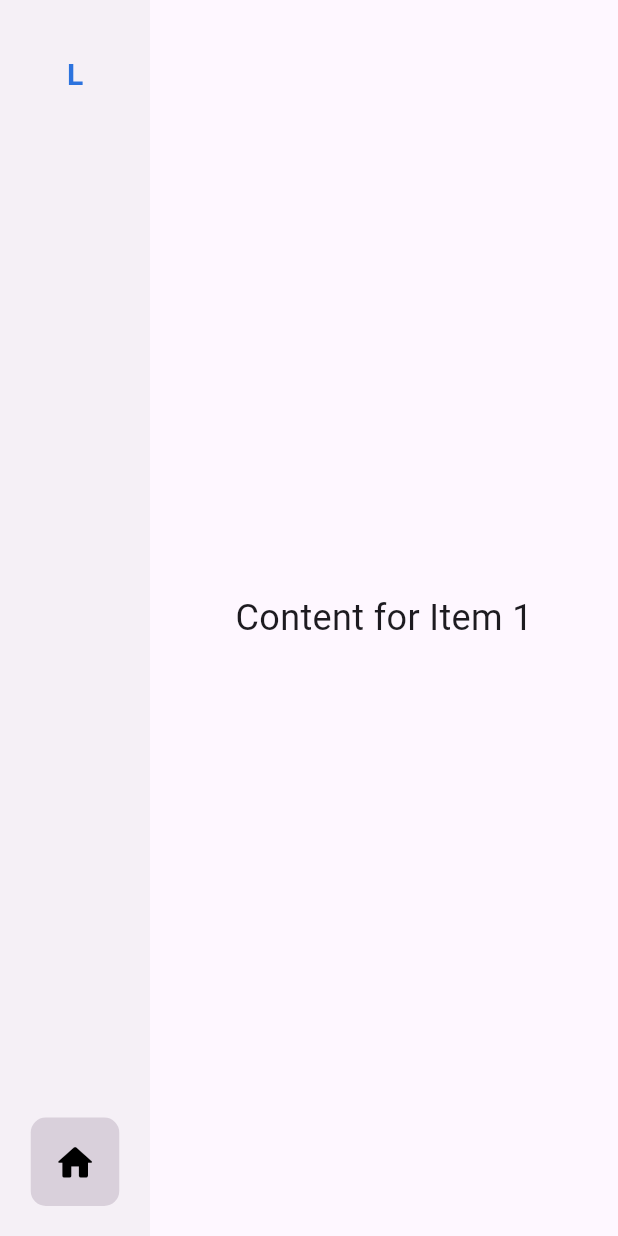
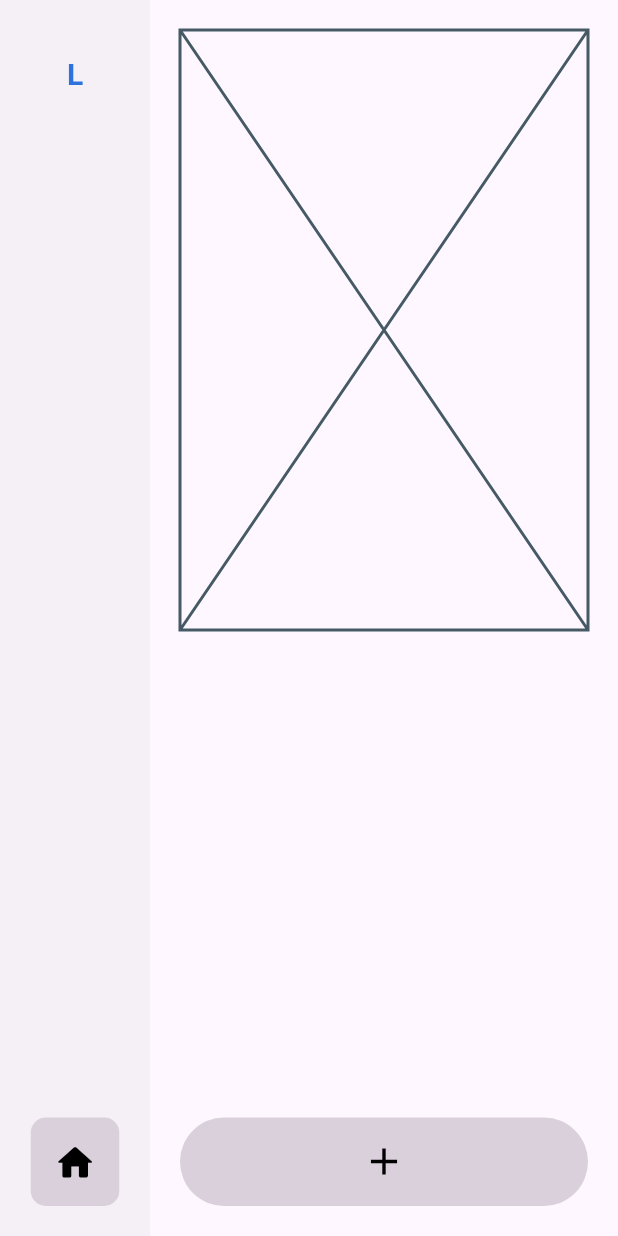
Before and after one commit to SantiagoChamie/lenski, a Flutter app: the screen it shows after launch, on a phone screen of 412 x 824 dp. Run offline on Flutter 3.47's test engine with Material 3 defaults, Android fonts, the phone set to English and light mode, and no system bars.

Commit message:
add course button

```diff
--- a/lib/courses.dart
+++ /dev/null
@@ -1,15 +0,0 @@
-import 'package:flutter/material.dart';
-
-class Courses extends StatelessWidget {
-  const Courses({super.key});
-
-  @override
-  Widget build(BuildContext context) {
-    return const Center(
-      child:  Text(
-        'Content for Item 1',
-        style: TextStyle(fontSize: 24),
-      ),
-    );
-  }
-}
--- a/lib/main.dart
+++ b/lib/main.dart
@@ -1,5 +1,5 @@
 import 'package:flutter/material.dart';
-import 'package:lenski/navigation/navigation_handler.dart';
+import 'package:lenski/screens/navigation/navigation_handler.dart';
 
 void main() {
   runApp(const MyApp());
--- /dev/null
+++ b/lib/screens/courses/add_course_button.dart
@@ -0,0 +1,33 @@
+import 'package:flutter/material.dart';
+import 'package:lenski/utils/proportions.dart';
+
+class AddCourseButton extends StatelessWidget {
+  const AddCourseButton({super.key});
+
+  @override
+  Widget build(BuildContext context) {
+    final p = Proportions(context);
+    return SizedBox(
+      height: p.sidebarButtonWidth(),
+      child: Container(
+        constraints: const BoxConstraints.expand(width: double.infinity),
+        child: IconButton(
+          icon: const Icon(
+            Icons.add,
+            color: Colors.black,
+            size: 30,
+          ),
+          style: FilledButton.styleFrom(
+            backgroundColor: const Color(0xFFD9D0DB), // Button color
+            shape: RoundedRectangleBorder(
+              borderRadius: BorderRadius.circular(33), // Square appearance
+            ),
+          ),
+          onPressed: () {
+            // Add your onPressed code here!
+          },
+        ),
+      ),
+    );
+  }
+}
--- /dev/null
+++ b/lib/screens/courses/course_list.dart
@@ -0,0 +1,10 @@
+import 'package:flutter/material.dart';
+
+class CourseList extends StatelessWidget {
+  const CourseList({super.key});
+
+  @override
+  Widget build(BuildContext context) {
+    return const Placeholder();
+  }
+}
--- /dev/null
+++ b/lib/screens/courses/courses.dart
@@ -0,0 +1,25 @@
+import 'package:flutter/material.dart';
+import 'package:lenski/utils/proportions.dart';
+import 'add_course_button.dart';
+import 'course_list.dart';
+
+class Courses extends StatelessWidget {
+  const Courses({super.key});
+
+  @override
+  Widget build(BuildContext context) {
+    final p = Proportions(context);
+    return Center(
+      child:  Padding(
+        padding: EdgeInsets.all(p.standardPadding()),
+        child: const Column(
+          children: [
+            CourseList(),
+            Spacer(),
+            AddCourseButton(),
+          ],
+        ),
+      ),
+    );
+  }
+}
--- a/lib/navigation/sidebar.dart
+++ b/lib/screens/navigation/sidebar.dart
@@ -1,7 +1,7 @@
 import 'package:flutter/material.dart';
 import 'package:lenski/utils/proportions.dart';
 
-
+/// Sidebar widget
 class Sidebar extends StatelessWidget {
   final Function(String) onItemSelected;
   final GlobalKey<NavigatorState> navigatorKey;
@@ -36,7 +36,8 @@ class Sidebar extends StatelessWidget {
           Padding(
             padding: EdgeInsets.all(p.standardPadding()),
             child: Column(
-              mainAxisAlignment: MainAxisAlignment.center, // Center the button vertically
+              mainAxisAlignment: MainAxisAlignment.center,
+              // Sidebar buttons
               children: [
                 _buildMenuButton(p, 'Home', Icons.home_rounded),
               ],
@@ -47,6 +48,7 @@ class Sidebar extends StatelessWidget {
     );
   }
 
+  // Button for the sidebar
   Widget _buildMenuButton(Proportions p, String title, IconData icon) {
     return IconButton(
       icon: Icon(icon, color: Colors.black, size: p.sidebarButtonWidth() / 2),
--- a/lib/utils/proportions.dart
+++ b/lib/utils/proportions.dart
@@ -1,5 +1,6 @@
 import 'package:flutter/widgets.dart';
 
+/// Class to calculate proportions of the screen
 class Proportions {
   final BuildContext context;
 
```
Also changed, not shown: lib/screens/courses/course.dart (added, +10 -0 lines), lib/screens/navigation/navigation_handler.dart (renamed from lib/navigation/navigation_handler.dart, +9 -57 lines).
